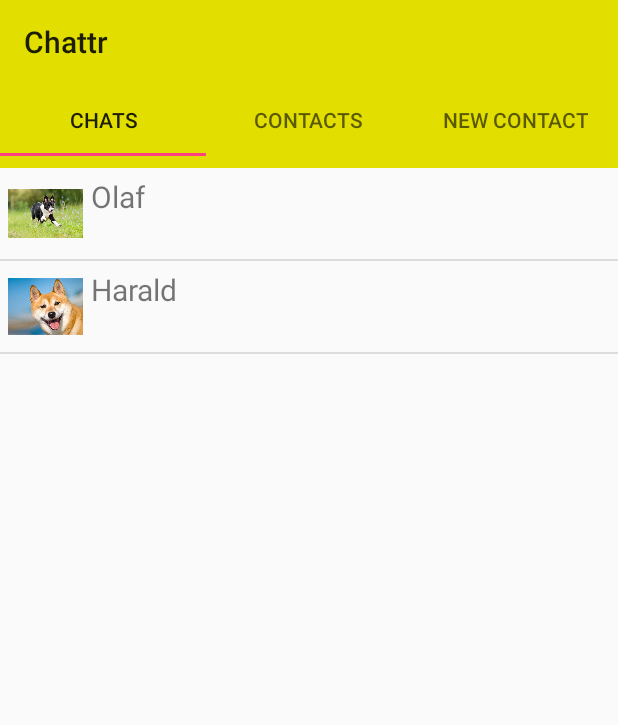
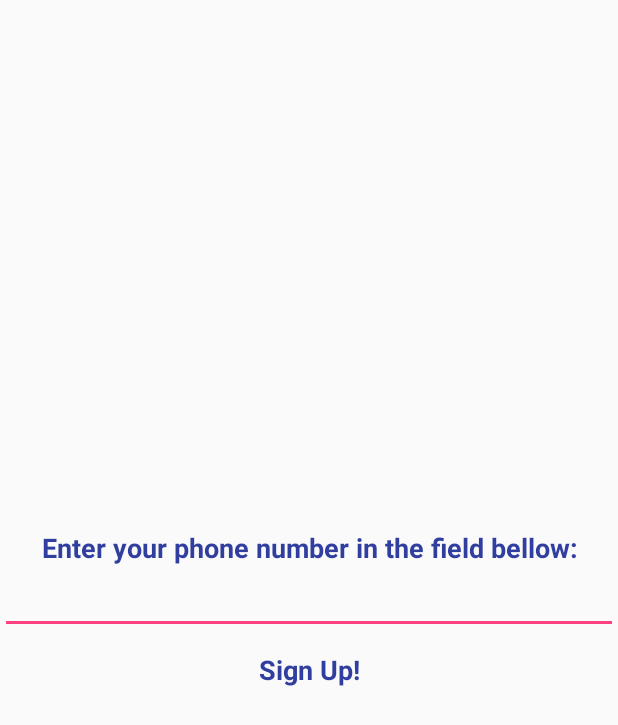
Before and after one commit to Baumholz/SoftwareProjektChattr, an Android app: the screen it shows after launch (MainActivity before the commit, SignUpActivity after it), on a phone screen of 412 x 824 dp. Shown: the top 725 px of the screen. Run offline under Robolectric (Android 15) with nearby library versions, the phone set to English and light mode, and no system bars.

Commit message:
Added SignUpActivity and HomeActivity(which is the old Mainactivity)

```diff
--- a/Client/Chattr/app/src/main/java/com/example/david/chattr/ChatActivity.java
+++ b/Client/Chattr/app/src/main/java/com/example/david/chattr/ChatActivity.java
@@ -79,7 +79,7 @@ public class ChatActivity extends AppCompatActivity {
             messages.add(myMessage);
             myChatActivityListViewAdapter.notifyDataSetChanged();
             //Todo: Do the topic timestamp thing
-            mqttService.sendMessage("/pub/trainID/camID/", myMessage.getContent());
+            mqttService.sendMessage("all/pub/trainID/camID/", myMessage.getContent());
         }
         giveInput.setText("");
     }
@@ -115,9 +115,9 @@ public class ChatActivity extends AppCompatActivity {
 
             phoneNumber = (String)getIntent().getSerializableExtra("phoneNumber");
             //Todo: Systax for hidden message (JSON?)
-            mqttService.sendMessage("/pub/trainID/camID/", "message");
+            mqttService.sendMessage("all/pub/trainID/camID/", "message");
             //Subscribe to newly created topic Todo: Real timestamp as topic
-            mqttService.subscribe("/pub/trainID/camID/");
+            mqttService.subscribe("all/pub/trainID/camID/");
         }
 
         @Override
--- a/Client/Chattr/app/src/main/java/com/example/david/chattr/MainActivity.java
+++ b/Client/Chattr/app/src/main/java/com/example/david/chattr/MainActivity.java
@@ -1,79 +1,28 @@
 package com.example.david.chattr;
 
-import android.content.ComponentName;
 import android.content.Context;
 import android.content.Intent;
-import android.content.ServiceConnection;
+import android.content.SharedPreferences;
 import android.os.Bundle;
-import android.os.IBinder;
-import android.support.design.widget.TabLayout;
-import android.support.v4.view.ViewPager;
 import android.support.v7.app.AppCompatActivity;
-import android.support.v7.widget.Toolbar;
-import android.view.Menu;
-
-import com.example.david.chattr.mainactivity_fragments.PagerAdapter;
-import com.example.david.chattr.mqtt_chat.MyMqttService;
 
 
 public class MainActivity extends AppCompatActivity {
-
-    MyMqttService mqttService;
 
     @Override
     protected void onCreate(Bundle savedInstanceState) {
         super.onCreate(savedInstanceState);
         setContentView(R.layout.activity_main);
-        Toolbar toolbar = (Toolbar) findViewById(R.id.toolbar);
-        setSupportActionBar(toolbar);
 
-        //Habdles the tabs
-        ViewPager viewPager = (ViewPager) findViewById(R.id.viewPager);
-        PagerAdapter pagerAdapter = new PagerAdapter(getSupportFragmentManager());
-        viewPager.setAdapter(pagerAdapter);
-
-        TabLayout tabLayout = (TabLayout) findViewById(R.id.tabLayout);
-        tabLayout.setupWithViewPager(viewPager);
-
-        //Start the MQTT Serice
-//        Intent startServiceIntent = new Intent(MainActivity.this, MyMqttService.class);
-//        startServiceIntent.putExtra("topic", "pub/trainID/camID/");
-//        startServiceIntent.putExtra("clientID", "SampleMessageReceiver");
-//        startService(startServiceIntent);
+        //if no phone number is save, an activity to sign up is started thirst
+        SharedPreferences sharedPreferences = getSharedPreferences("phoneNumber", Context.MODE_PRIVATE);
+        String phoneNumber = sharedPreferences.getString("phoneNumber", "default");
+        if (phoneNumber.equals("default")) {
+            Intent intent = new Intent(this, SignUpActivity.class);
+            startActivity(intent);
+        } else {
+            Intent intent = new Intent(this, HomeActivity.class);
+            startActivity(intent);
+        }
     }
-
-    @Override
-    public boolean onCreateOptionsMenu(Menu menu) {
-        getMenuInflater().inflate(R.menu.main_menu, menu);
-        return true;
-    }
-
-    @Override
-    protected void onStart() {
-        super.onStart();
-        // Bind to MyMqttService
-        Intent intent = new Intent(this, MyMqttService.class);
-        bindService(intent, mConnection, Context.BIND_AUTO_CREATE);
-    }
-
-    private ServiceConnection mConnection = new ServiceConnection() {
-        @Override
-        public void onServiceConnected(ComponentName componentName, IBinder iBinder) {
-            // Bound to MyMqttService
-            MyMqttService.MyLocalBinder binder = (MyMqttService.MyLocalBinder) iBinder;
-            mqttService = binder.getService();
-
-            Intent startServiceIntent = new Intent(MainActivity.this, MyMqttService.class);
-            startService(startServiceIntent);
-
-//            mqttService.sendMessage("/pub/trainID/camID/", "message");
-            //Subscribe to newly created topic Todo: Real timestamp as topic
-//            mqttService.subscribe("/pub/trainID/camID/");
-        }
-
-        @Override
-        public void onServiceDisconnected(ComponentName componentName) {
-
-        }
-    };
 }
--- /dev/null
+++ b/Client/Chattr/app/src/main/java/com/example/david/chattr/SignUpActivity.java
@@ -0,0 +1,46 @@
+package com.example.david.chattr;
+
+import android.content.Context;
+import android.content.Intent;
+import android.content.SharedPreferences;
+import android.support.v7.app.AppCompatActivity;
+import android.os.Bundle;
+import android.view.View;
+import android.widget.EditText;
+import android.widget.Toast;
+
+public class SignUpActivity extends AppCompatActivity {
+
+    @Override
+    protected void onCreate(Bundle savedInstanceState) {
+        super.onCreate(savedInstanceState);
+        setContentView(R.layout.activity_sign_up);
+
+        SharedPreferences sharedPreferences = getSharedPreferences("phoneNumber", Context.MODE_PRIVATE);
+        String phoneNumber = sharedPreferences.getString("phoneNumber", "default");
+        if (!phoneNumber.equals("default")) {
+            Intent intent = new Intent(this, MainActivity.class);
+            startActivity(intent);
+        }
+    }
+
+    public void onSignUpButtonClicked (View view) {
+        EditText phoneNumberEditText = (EditText) findViewById(R.id.phoneNumberEditText);
+        String phoneNumber = phoneNumberEditText.getText().toString();
+
+        SharedPreferences sharedPreferences = getSharedPreferences("phoneNumber", Context.MODE_PRIVATE);
+        SharedPreferences.Editor editor = sharedPreferences.edit();
+        editor.putString("phoneNumber", phoneNumber);
+        editor.apply();
+
+
+        Intent intent = new Intent(this, HomeActivity.class);
+        startActivity(intent);
+    }
+
+    @Override
+    public void onBackPressed() {
+        //Going back to the  main activity should not be possible
+        //super.onBackPressed();
+    }
+}
--- a/Client/Chattr/app/src/main/java/com/example/david/chattr/mainactivity_fragments/ChatListFragment.java
+++ b/Client/Chattr/app/src/main/java/com/example/david/chattr/homeactivity_fragments/ChatListFragment.java
@@ -1,4 +1,4 @@
-package com.example.david.chattr.mainactivity_fragments;
+package com.example.david.chattr.homeactivity_fragments;
 
 import android.content.Intent;
 import android.os.Bundle;
--- a/Client/Chattr/app/src/main/java/com/example/david/chattr/mainactivity_fragments/ChatListAdapter.java
+++ b/Client/Chattr/app/src/main/java/com/example/david/chattr/homeactivity_fragments/ContactListAdapter.java
@@ -1,4 +1,4 @@
-package com.example.david.chattr.mainactivity_fragments;
+package com.example.david.chattr.homeactivity_fragments;
 
 import android.content.Context;
 import android.view.LayoutInflater;
@@ -8,29 +8,28 @@ import android.widget.BaseAdapter;
 import android.widget.ImageView;
 import android.widget.TextView;
 
-
 import com.example.david.chattr.R;
 import com.example.david.chattr.entities.users.UserProfile;
 
 import java.util.ArrayList;
 
 
-public class ChatListAdapter extends BaseAdapter {
+public class ContactListAdapter extends BaseAdapter {
 
-    private ArrayList<UserProfile> recipients ;
+    private ArrayList<UserProfile> contacts ;
 
-    public ChatListAdapter(ArrayList<UserProfile> recipients) {
-        this.recipients = recipients;
+    public ContactListAdapter(ArrayList<UserProfile> contacts) {
+        this.contacts = contacts;
     }
 
     @Override
     public int getCount() {
-        return recipients.size();
+        return contacts.size();
     }
 
     @Override
     public Object getItem(int i) {
-        return recipients.get(i);
+        return contacts.get(i);
     }
 
     @Override
@@ -42,7 +41,7 @@ public class ChatListAdapter extends BaseAdapter {
     public View getView(int i, View view, ViewGroup viewGroup) {
 
         Context context = viewGroup.getContext();
-        UserProfile user = recipients.get(i);
+        UserProfile user = contacts.get(i);
 
         if(view == null){
             LayoutInflater inflater = (LayoutInflater)context.getSystemService(Context.LAYOUT_INFLATER_SERVICE);
--- a/Client/Chattr/app/src/main/java/com/example/david/chattr/mainactivity_fragments/ContactListFragment.java
+++ b/Client/Chattr/app/src/main/java/com/example/david/chattr/homeactivity_fragments/ContactListFragment.java
@@ -1,4 +1,4 @@
-package com.example.david.chattr.mainactivity_fragments;
+package com.example.david.chattr.homeactivity_fragments;
 
 import android.os.Bundle;
 import android.support.annotation.NonNull;
--- a/Client/Chattr/app/src/main/java/com/example/david/chattr/mainactivity_fragments/NewContactFragment.java
+++ b/Client/Chattr/app/src/main/java/com/example/david/chattr/homeactivity_fragments/NewContactFragment.java
@@ -1,4 +1,4 @@
-package com.example.david.chattr.mainactivity_fragments;
+package com.example.david.chattr.homeactivity_fragments;
 
 import android.content.Intent;
 import android.os.Bundle;
--- a/Client/Chattr/app/src/main/java/com/example/david/chattr/mainactivity_fragments/PagerAdapter.java
+++ b/Client/Chattr/app/src/main/java/com/example/david/chattr/homeactivity_fragments/PagerAdapter.java
@@ -1,4 +1,4 @@
-package com.example.david.chattr.mainactivity_fragments;
+package com.example.david.chattr.homeactivity_fragments;
 
 import android.support.annotation.Nullable;
 import android.support.v4.app.Fragment;
--- a/Client/Chattr/app/src/main/res/layout/activity_main.xml
+++ b/Client/Chattr/app/src/main/res/layout/activity_main.xml
@@ -7,48 +7,4 @@
     tools:context="com.example.david.chattr.MainActivity"
     android:orientation="vertical">
 
-
-    <android.support.v7.widget.Toolbar
-        android:id="@+id/toolbar"
-        android:layout_width="match_parent"
-        android:layout_height="wrap_content"
-        android:background="?attr/colorPrimary"
-        android:minHeight="?attr/actionBarSize"
-        android:theme="?attr/actionBarTheme" />
-
-    <android.support.design.widget.TabLayout
-        android:id="@+id/tabLayout"
-        android:layout_width="match_parent"
-        android:layout_height="wrap_content"
-        android:background="?attr/colorPrimary"
-        android:minHeight="?attr/actionBarSize"
-        android:theme="?attr/actionBarTheme">
-
-        <android.support.design.widget.TabItem
-            android:layout_width="wrap_content"
-            android:layout_height="wrap_content"
-            android:text="Left" />
-
-        <android.support.design.widget.TabItem
-            android:layout_width="wrap_content"
-            android:layout_height="wrap_content"
-            android:text="Center" />
-
-        <android.support.design.widget.TabItem
-            android:layout_width="wrap_content"
-            android:layout_height="wrap_content"
-            android:text="Right" />
-    </android.support.design.widget.TabLayout>
-
-    <android.support.v4.view.ViewPager
-        android:layout_width="match_parent"
-        android:layout_height="match_parent"
-        android:id="@+id/viewPager"/>
-
-    <!--<ListView-->
-        <!--android:id="@+id/chatListView"-->
-        <!--android:layout_width="match_parent"-->
-        <!--android:layout_height="match_parent">-->
-    <!--</ListView>-->
-
 </LinearLayout>
--- /dev/null
+++ b/Client/Chattr/app/src/main/res/layout/activity_sign_up.xml
@@ -0,0 +1,43 @@
+<?xml version="1.0" encoding="utf-8"?>
+<FrameLayout
+    xmlns:android="http://schemas.android.com/apk/res/android"
+    xmlns:app="http://schemas.android.com/apk/res-auto"
+    xmlns:tools="http://schemas.android.com/tools"
+    android:layout_width="match_parent"
+    android:layout_height="match_parent"
+    tools:context="com.example.david.chattr.SignUpActivity">
+
+    <LinearLayout
+        android:layout_width="match_parent"
+        android:layout_height="wrap_content"
+        android:layout_gravity="center"
+        android:orientation="vertical">
+
+        <TextView
+            android:id="@+id/textView"
+            android:layout_width="match_parent"
+            android:layout_height="wrap_content"
+            android:textAlignment="center"
+            android:textAppearance="@style/TextAppearance.AppCompat.Medium"
+            android:textStyle="bold"
+            android:textColor="@color/profileText"
+            android:text="Enter your phone number in the field bellow:" />
+
+        <EditText
+            android:id="@+id/phoneNumberEditText"
+            android:inputType="number"
+            android:layout_width="match_parent"
+            android:layout_height="wrap_content" />
+
+        <Button
+            android:onClick="onSignUpButtonClicked"
+            android:textAppearance="@style/TextAppearance.AppCompat.Medium"
+            android:background="@android:color/transparent"
+            android:textStyle="bold"
+            android:textColor="@color/profileText"
+            android:layout_width="match_parent"
+            android:layout_height="wrap_content"
+            android:text="Sign Up!" />
+    </LinearLayout>
+
+</FrameLayout>
--- a/Client/Chattr/app/src/main/res/layout/fragment_chatlist.xml
+++ b/Client/Chattr/app/src/main/res/layout/fragment_chatlist.xml
@@ -2,7 +2,7 @@
     xmlns:tools="http://schemas.android.com/tools"
     android:layout_width="match_parent"
     android:layout_height="match_parent"
-    tools:context="com.example.david.chattr.mainactivity_fragments.ChatListFragment">
+    tools:context="com.example.david.chattr.homeactivity_fragments.ChatListFragment">
 
     <ListView
         android:id="@+id/chatListView"
--- a/Client/Chattr/app/src/main/res/values/colors.xml
+++ b/Client/Chattr/app/src/main/res/values/colors.xml
@@ -8,4 +8,6 @@
     <color name="profileText">#303F9F</color>
     <color name="badgesBackground">#f6f2a2</color>
     <color name="commonGroupsBackground">#aeb8fa</color>
+
+    <color name="black_overlay">#66000000</color>
 </resources>
--- a/Client/Chattr/app/src/main/res/values/strings.xml
+++ b/Client/Chattr/app/src/main/res/values/strings.xml
@@ -5,4 +5,8 @@
     <string name="hello_blank_fragment">Hello blank fragment</string>
     <string name="chatlist_title_fragment">Chats</string>
     <string name="broker">tcp://iluhotcopvh4gnmu.myfritz.net:1883</string>
+
+    <string name="title_activity_sign_up">Sign Up</string>
+    <string name="dummy_button">Dummy Button</string>
+    <string name="dummy_content">DUMMY\nCONTENT</string>
 </resources>
```
Also changed, not shown: Client/Chattr/app/src/main/AndroidManifest.xml (+9 -2 lines), Client/Chattr/app/src/main/java/com/example/david/chattr/HomeActivity.java (added, +96 -0 lines), Client/Chattr/app/src/main/java/com/example/david/chattr/homeactivity_fragments/ChatListAdapter.java (renamed from Client/Chattr/app/src/main/java/com/example/david/chattr/mainactivity_fragments/ContactListAdapter.java, +9 -8 lines), Client/Chattr/app/src/main/java/com/example/david/chattr/mqtt_chat/MyMqttService.java (+22 -12 lines), Client/Chattr/app/src/main/res/layout/activity_home.xml (added, +54 -0 lines), Client/Chattr/app/src/main/res/values/attrs.xml (added, +12 -0 lines), Client/Chattr/app/src/main/res/values/styles.xml (+12 -0 lines).
